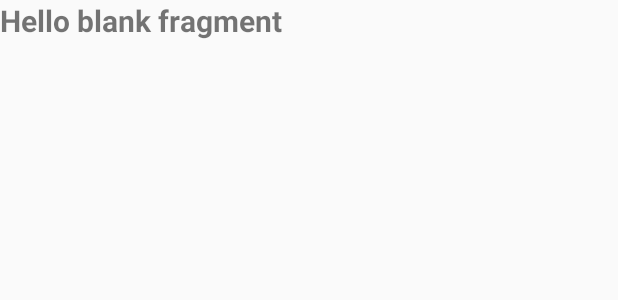
After one commit to Drabenstein/SWiM, an Android app: the layout fragment_time_passed.xml on its own in the app's theme, with its tools: preview values and no code run, on a phone screen of 412 x 824 dp. The commit adds this screen. Shown: the top 300 px of the screen. Run offline under Robolectric (Android 15) with nearby library versions, the phone set to English and light mode, and no system bars.

Commit message:
Added Time Passed fragment

```diff
--- /dev/null
+++ b/PunsGame/app/src/main/res/layout-land/fragment_time_passed.xml
@@ -0,0 +1,16 @@
+<?xml version="1.0" encoding="utf-8"?>
+<FrameLayout xmlns:android="http://schemas.android.com/apk/res/android"
+    xmlns:tools="http://schemas.android.com/tools"
+    android:layout_width="match_parent"
+    android:layout_height="match_parent"
+    tools:context=".Fragments.TimePassedFragment">
+
+    <TextView
+        style="@style/TimePassedStyle"
+        android:layout_gravity="center"
+        android:gravity="center"
+        android:layout_width="match_parent"
+        android:layout_height="match_parent"
+        android:text="@string/timePassed" />
+
+</FrameLayout>
--- /dev/null
+++ b/PunsGame/app/src/main/res/layout/fragment_time_passed.xml
@@ -0,0 +1,14 @@
+<?xml version="1.0" encoding="utf-8"?>
+<FrameLayout xmlns:android="http://schemas.android.com/apk/res/android"
+    xmlns:tools="http://schemas.android.com/tools"
+    android:layout_width="match_parent"
+    android:layout_height="match_parent"
+    tools:context=".Fragments.TimePassedFragment">
+
+    <!-- TODO: Update blank fragment layout -->
+    <TextView
+        android:layout_width="match_parent"
+        android:layout_height="match_parent"
+        android:text="@string/hello_blank_fragment" />
+
+</FrameLayout>
--- a/PunsGame/app/src/main/res/values/colors.xml
+++ b/PunsGame/app/src/main/res/values/colors.xml
@@ -5,4 +5,5 @@
     <color name="colorAccent">#D81B60</color>
     <color name="lightBlue">#03A9F4</color>
     <color name="white">#ffffff</color>
+    <color name="red">#ee0000</color>
 </resources>
--- a/PunsGame/app/src/main/res/values/strings.xml
+++ b/PunsGame/app/src/main/res/values/strings.xml
@@ -1,6 +1,7 @@
 <resources>
     <string name="app_name">PunsGame</string>
+    <string name="hello_blank_fragment">Hello blank fragment</string>
 
-    <!-- TODO: Remove or change this placeholder text -->
-    <string name="hello_blank_fragment">Hello blank fragment</string>
+    <string name="timePassed">Czas minął</string>
+    <string name="gaveUp">Pasuję</string>
 </resources>
--- a/PunsGame/app/src/main/res/values/styles.xml
+++ b/PunsGame/app/src/main/res/values/styles.xml
@@ -9,6 +9,12 @@
         <item name="android:textStyle">bold</item>
         <item name="android:fontFamily">Roboto</item>
         <item name="android:textSize">20dp</item>
+    </style>
+
+    <style name = "NoActionBar" parent="Theme.AppCompat.Light.NoActionBar">
+        <item name="android:windowFullscreen">true</item>
+        <item name="android:windowActionBar">false</item>
+        <item name="android:windowNoTitle">true</item>
     </style>
 
     <style name="GameTheme">
@@ -23,4 +29,22 @@
         <item name="android:padding">2dip</item>
     </style>
 
+    <style name="TimerStyle">
+        <item name="android:textStyle">bold</item>
+        <item name="android:fontFamily">sans-serif-light</item>
+        <item name="android:textColor">@color/white</item>
+        <item name="android:background">@color/lightBlue</item>
+        <item name="android:textSize">35dp</item>
+        <item name="android:padding">2dip</item>
+    </style>
+
+    <style name="TimePassedStyle">
+        <item name="android:textStyle">bold</item>
+        <item name="android:fontFamily">sans-serif-light</item>
+        <item name="android:textColor">@color/white</item>
+        <item name="android:background">@color/red</item>
+        <item name="android:textSize">80dp</item>
+        <item name="android:padding">2dip</item>
+    </style>
+
 </resources>
```
Also changed, not shown: PunsGame/app/src/main/java/net/mdrabek/punsgame/Fragments/TimePassedFragment.java (added, +124 -0 lines).
